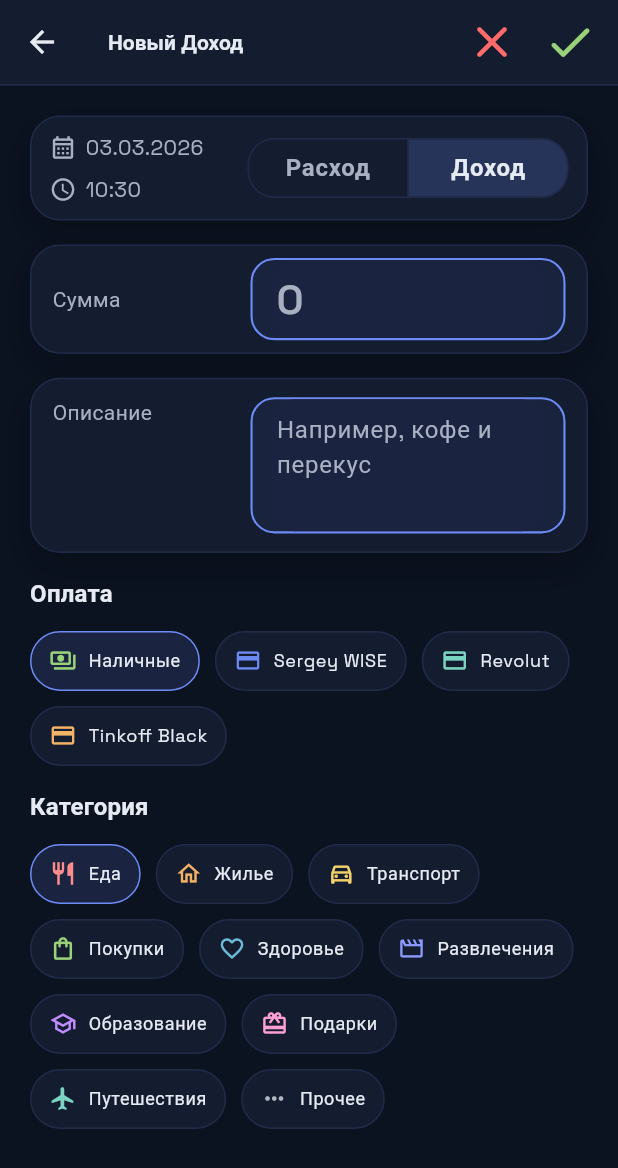
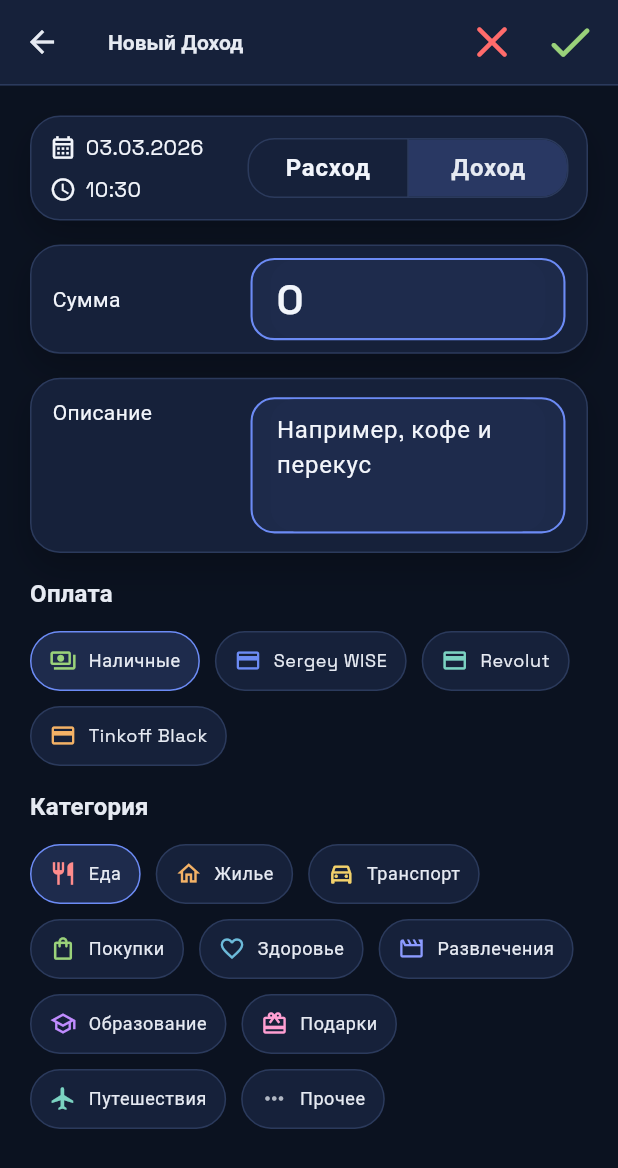
Before and after one commit to denisshetkin/Budgetto, a Flutter app: the screen it shows after launch, after a tap on the "add" icon, on a phone screen of 412 x 824 dp. Shown: the top 1168 px of the screen. Run offline on Flutter 3.47's test engine with Material 3 defaults, Android fonts, the phone set to English and light mode, and no system bars; our stand-ins replace cloud_firestore, firebase_auth, firebase_core, flutter_slidable, google_fonts, shared_preferences; accounts and stored records are empty; network calls fail; statements that could not run were skipped.

Commit message:
Increase text contrast and size

```diff
--- a/app/lib/theme/app_colors.dart
+++ b/app/lib/theme/app_colors.dart
@@ -2,12 +2,12 @@ import 'package:flutter/material.dart';
 
 class AppColors {
   static const background = Color(0xFF0B1220);
-  static const surface1 = Color(0xFF141C2F);
-  static const surface2 = Color(0xFF1A2440);
-  static const stroke = Color(0xFF202B4A);
+  static const surface1 = Color(0xFF16213A);
+  static const surface2 = Color(0xFF1E2B4C);
+  static const stroke = Color(0xFF2B3A5C);
 
   static const textPrimary = Color(0xFFE6EAF2);
-  static const textSecondary = Color(0xFFA8B0C2);
+  static const textSecondary = Color(0xFFF2F5FB);
 
   static const accentExpense = Color(0xFFFF6B6B);
   static const accentIncome = Color(0xFF6C8BF5);
--- a/app/lib/theme/app_theme.dart
+++ b/app/lib/theme/app_theme.dart
@@ -36,7 +36,7 @@ ThemeData buildAppTheme() {
     bodyColor: AppColors.textPrimary,
     displayColor: AppColors.textPrimary,
   );
-  final scaledTextTheme = _bumpTextTheme(textTheme, 1.5);
+  final scaledTextTheme = _bumpTextTheme(textTheme, 2.5);
 
   return base.copyWith(
     scaffoldBackgroundColor: AppColors.background,
```
